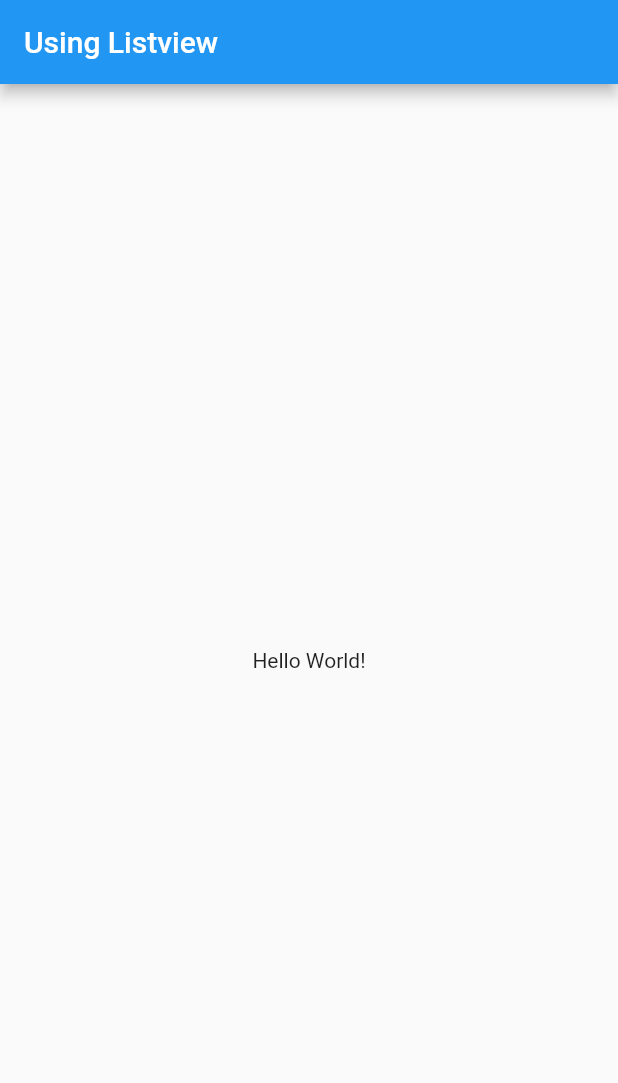
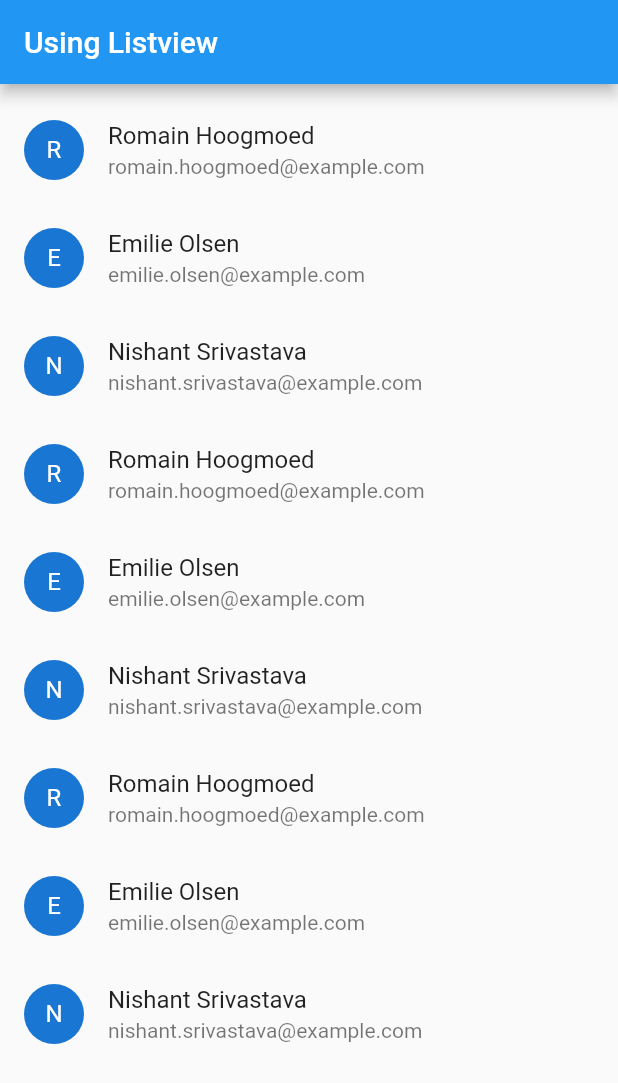
Before and after one commit to nisrulz/flutter-examples, a Flutter app: the screen it shows after launch, on a phone screen of 412 x 824 dp. Shown: the top 1083 px of the screen. Run offline on Flutter 3.47's test engine with Material 2 defaults, Android fonts, the phone set to English and light mode, and no system bars.

Commit message:
updated: using_listview example with working implementation

```diff
--- /dev/null
+++ b/using_listview/lib/contact_page.dart
@@ -0,0 +1,33 @@
+import 'package:flutter/material.dart';
+import 'package:using_listview/contactlist/contact_list.dart';
+import 'package:using_listview/contactlist/modal/contact.dart';
+
+class ContactPage extends StatelessWidget {
+  _buildContactList() {
+    return <ContactModal>[
+      const ContactModal(
+          fullName: 'Romain Hoogmoed', email: 'romain.hoogmoed@example.com'),
+      const ContactModal(
+          fullName: 'Emilie Olsen', email: 'emilie.olsen@example.com'),
+      const ContactModal(
+          fullName: 'Nishant Srivastava', email: 'nishant.srivastava@example.com'),
+      const ContactModal(
+          fullName: 'Romain Hoogmoed', email: 'romain.hoogmoed@example.com'),
+      const ContactModal(
+          fullName: 'Emilie Olsen', email: 'emilie.olsen@example.com'),
+      const ContactModal(
+          fullName: 'Nishant Srivastava', email: 'nishant.srivastava@example.com'),
+      const ContactModal(
+          fullName: 'Romain Hoogmoed', email: 'romain.hoogmoed@example.com'),
+      const ContactModal(
+          fullName: 'Emilie Olsen', email: 'emilie.olsen@example.com'),
+      const ContactModal(
+          fullName: 'Nishant Srivastava', email: 'nishant.srivastava@example.com'),
+    ];
+  }
+
+  @override
+  Widget build(BuildContext context) {
+    return new Scaffold(body: new ContactsList(_buildContactList()));
+  }
+}
--- /dev/null
+++ b/using_listview/lib/contactlist/contact_list.dart
@@ -0,0 +1,23 @@
+import 'package:flutter/material.dart';
+import 'package:using_listview/contactlist/contact_list_item.dart';
+import 'package:using_listview/contactlist/modal/contact.dart';
+
+class ContactsList extends StatelessWidget {
+  final List<ContactModal> _contactModal;
+
+  ContactsList(this._contactModal);
+
+  @override
+  Widget build(BuildContext context) {
+    return new ListView(
+      padding: new EdgeInsets.symmetric(vertical: 8.0),
+      children: _buildContactsList(),
+    );
+  }
+
+  List<ContactListItem> _buildContactsList() {
+    return _contactModal
+        .map((contact) => new ContactListItem(contact))
+        .toList();
+  }
+}
--- /dev/null
+++ b/using_listview/lib/contactlist/contact_list_item.dart
@@ -0,0 +1,16 @@
+import 'package:flutter/material.dart';
+import 'package:using_listview/contactlist/modal/contact.dart';
+
+class ContactListItem extends StatelessWidget {
+  final ContactModal _contactModal;
+
+  ContactListItem(this._contactModal);
+
+  @override
+  Widget build(BuildContext context) {
+    return new ListTile(
+        leading: new CircleAvatar(child: new Text(_contactModal.fullName[0])),
+        title: new Text(_contactModal.fullName),
+        subtitle: new Text(_contactModal.email));
+  }
+}
--- /dev/null
+++ b/using_listview/lib/contactlist/modal/contact.dart
@@ -0,0 +1,6 @@
+class ContactModal {
+  final String fullName;
+  final String email;
+
+  const ContactModal({this.fullName, this.email});
+}
--- a/using_listview/lib/main.dart
+++ b/using_listview/lib/main.dart
@@ -1,19 +1,13 @@
 import 'package:flutter/material.dart';
+import 'package:using_listview/contact_page.dart';
 
-void main() => runApp(new MyApp());
-
-class MyApp extends StatelessWidget {
-  // This widget is the root of your application.
-  @override
-  Widget build(BuildContext context) {
-    return new MaterialApp(
-        home: new Scaffold(
+void main() {
+  runApp(new MaterialApp(
+    home: new Scaffold(
       appBar: new AppBar(
         title: new Text("Using Listview"),
       ),
-      body: new Center(
-        child: new Text("Hello World!"),
-      ),
-    ));
-  }
+      body: new ContactPage(),
+    ),
+  ));
 }
```
